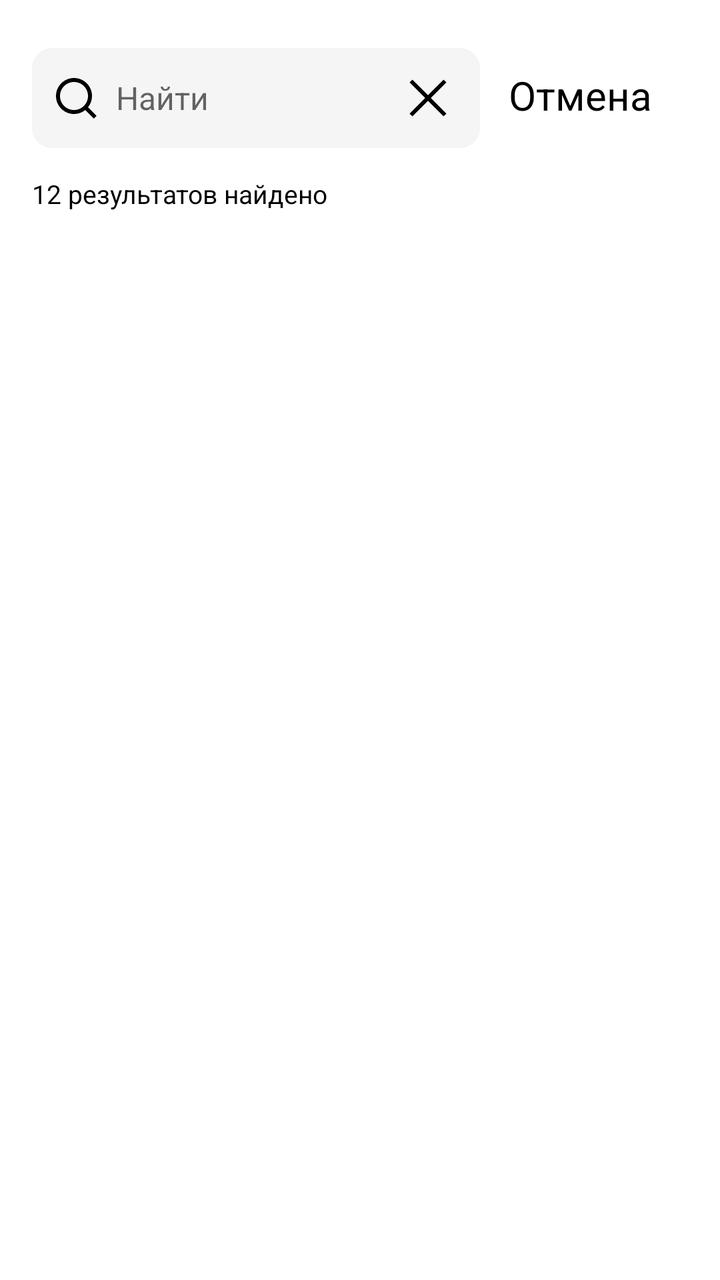
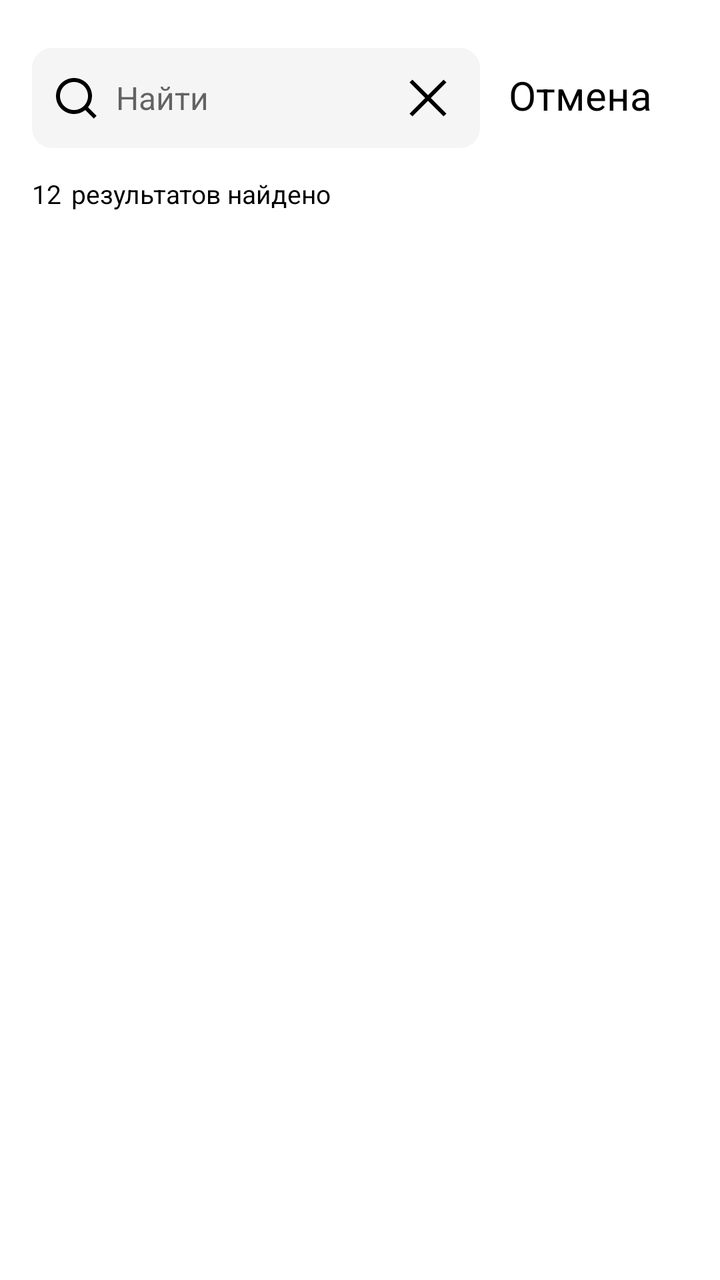

Two renders of the same Android screen: before a commit and after it. Below are the layout's source before the change and the commit's diff.
<!-- AndroidManifest.xml: application theme Theme.GEEKS_PRO_MVD -->
<!-- res/layout/fragment_search.xml -->
<?xml version="1.0" encoding="utf-8"?>
<RelativeLayout xmlns:android="http://schemas.android.com/apk/res/android"
    xmlns:app="http://schemas.android.com/apk/res-auto"
    xmlns:tools="http://schemas.android.com/tools"
    android:layout_width="match_parent"
    android:layout_height="match_parent"
    android:orientation="vertical"
    tools:context=".presentation.ui.fragments.library.search.SearchFragment">

    <EditText
        android:id="@+id/et_search"
        android:layout_width="match_parent"
        android:layout_height="50dp"
        android:layout_marginStart="16dp"
        android:layout_marginTop="24dp"
        android:layout_marginEnd="120dp"
        android:background="@drawable/rounder_search"
        android:drawableStart="@drawable/search_line_sc"
        android:drawablePadding="8dp"
        android:focusable="true"
        android:focusableInTouchMode="true"
        android:freezesText="true"
        android:hint="@string/find"
        android:inputType="text"
        android:marqueeRepeatLimit="marquee_forever"
        android:padding="10dp"
        android:paddingEnd="40dp"
        android:scrollHorizontally="true"
        android:singleLine="true"
        android:textColor="@color/black"
        android:textSize="16sp"
        tools:ignore="RtlSymmetry" />

    <ImageView
        android:id="@+id/delete_clear_btn"
        android:layout_width="32dp"
        android:layout_height="32dp"
        android:layout_alignTop="@id/et_search"
        android:layout_alignEnd="@id/et_search"
        android:layout_alignBottom="@id/et_search"
        android:layout_gravity="end"
        android:layout_marginEnd="10dp"
        android:padding="6dp"
        android:src="@drawable/vector_exit"
        tools:ignore="ContentDescription" />

    <TextView
        android:id="@+id/btn_cross"
        android:layout_width="wrap_content"
        android:layout_height="wrap_content"
        android:layout_alignEnd="@id/et_search"
        android:layout_alignParentEnd="true"
        android:layout_marginTop="34dp"
        android:layout_marginEnd="34dp"
        android:text="@string/cross"
        android:textColor="@color/black"
        android:textSize="20sp" />

    <TextView
        android:layout_width="wrap_content"
        android:layout_height="wrap_content"
        android:layout_marginStart="16dp"
        android:layout_marginTop="88dp"
        android:layout_marginEnd="85dp"
        android:text="@string/_12"
        android:textColor="@color/black"
        android:textSize="13sp" />

    <androidx.recyclerview.widget.RecyclerView
        android:id="@+id/recycler_view"
        android:layout_width="match_parent"
        android:layout_height="match_parent"
        android:layout_marginTop="128dp"
        app:layoutManager="androidx.recyclerview.widget.LinearLayoutManager"
        tools:listitem="@layout/item_abstract" />

</RelativeLayout>
<!-- res/layout/item_abstract.xml (included above) -->
<?xml version="1.0" encoding="utf-8"?>
<androidx.cardview.widget.CardView xmlns:android="http://schemas.android.com/apk/res/android"
    xmlns:app="http://schemas.android.com/apk/res-auto"
    android:layout_width="match_parent"
    android:layout_height="60dp"
    xmlns:tools="http://schemas.android.com/tools"
    android:layout_marginHorizontal="16dp"
    android:layout_marginTop="5dp"
    android:layout_marginBottom="5dp"
    android:elevation="8dp"
    android:focusable="true"
    android:outlineSpotShadowColor="@color/cardview_shadow"
    app:cardBackgroundColor="@color/white"
    app:cardCornerRadius="10dp"
    app:cardElevation="6dp"
    tools:ignore="UnusedAttribute"
    android:foreground="?attr/selectableItemBackground"
    android:clickable="true">

    <LinearLayout
        android:layout_width="wrap_content"
        android:layout_height="wrap_content"
        android:layout_marginTop="8dp"
        android:orientation="vertical">

        <TextView
            android:id="@+id/tv_title"
            android:layout_width="wrap_content"
            android:layout_height="wrap_content"
            android:layout_marginStart="10dp"
            android:layout_marginEnd="10dp"
            android:fontFamily="@font/roboto_bold"
            android:text="@string/rucovodstvo"
            android:textColor="@color/black"
            android:textSize="14sp"
            android:textStyle="bold"/>

        <TextView
            android:id="@+id/tv_description"
            android:layout_width="wrap_content"
            android:layout_height="wrap_content"
            android:layout_marginStart="10dp"
            android:layout_marginEnd="10dp"
            android:layout_marginBottom="8dp"
            android:fontFamily="@font/roboto"
            android:text="@string/search_lorem"
            android:textSize="12sp"
            android:textColor="@color/black"/>

    </LinearLayout>

</androidx.cardview.widget.CardView>
<!-- resources referenced by this layout -->
<resources>
  <color name="black">#FF000000</color>
  <color name="cardview_shadow">#003669</color>
  <color name="white">#FFFFFFFF</color>
  <!-- drawable rounder_search (drawable) -->
  <?xml version="1.0" encoding="utf-8"?>
  <shape xmlns:android="http://schemas.android.com/apk/res/android">
      <corners android:radius="10dp"/>
      <solid android:color="@color/light_gray"/>
  </shape>
  <!-- drawable search_line_sc (drawable) -->
  <vector xmlns:android="http://schemas.android.com/apk/res/android"
      android:width="24dp"
      android:height="24dp"
      android:viewportWidth="24"
      android:viewportHeight="24">
    <path
        android:pathData="M18.031,16.617L22.314,20.899L20.899,22.314L16.617,18.031C15.077,19.263 13.124,20 11,20C6.032,20 2,15.968 2,11C2,6.032 6.032,2 11,2C15.968,2 20,6.032 20,11C20,13.124 19.263,15.077 18.031,16.617ZM16.025,15.875C17.247,14.615 18,12.896 18,11C18,7.133 14.868,4 11,4C7.133,4 4,7.133 4,11C4,14.868 7.133,18 11,18C12.896,18 14.615,17.247 15.875,16.025L16.025,15.875Z"
        android:fillColor="#000000"/>
  </vector>
  <!-- drawable vector_exit (drawable) -->
  <vector xmlns:android="http://schemas.android.com/apk/res/android"
      android:width="20dp"
      android:height="20dp"
      android:viewportWidth="20"
      android:viewportHeight="20">
    <path
        android:pathData="M8.586,10L0.793,2.207L2.207,0.793L10,8.586L17.793,0.793L19.207,2.207L11.414,10L19.207,17.793L17.793,19.207L10,11.414L2.207,19.207L0.793,17.793L8.586,10Z"
        android:fillColor="#000000"/>
  </vector>
  <string name="_12">12 результатов найдено</string>
  <string name="cross">Отмена</string>
  <string name="find">Найти</string>
  <string name="rucovodstvo">Руководство войсковой части 7705</string>
  <string name="search_lorem">Lorem ipsum dolor sit amet aаconsectetur. Lorem ips…</string>
  <style name="Theme.GEEKS_PRO_MVD" parent="Base.Theme.GEEKS_PRO_MVD" />
  <color name="light_gray">#F5F5F5</color>
  <style name="Base.Theme.GEEKS_PRO_MVD" parent="Theme.MaterialComponents.DayNight.NoActionBar">
          <item name="colorPrimary">@color/dark_blue</item>
          <item name="colorPrimaryDark">#FDFDFD</item>
          <item name="colorAccent">@color/gray</item>
          <item name="android:navigationBarColor">@color/dark_blue</item>
          <item name="android:windowBackground">@color/white</item>
      </style>
  <color name="dark_blue">#003669</color>
  <color name="gray">#a4a4a4</color>
</resources>

<!-- the commit's change to res/layout/fragment_search.xml (unified diff, before → after) -->
@@ -56,15 +56,34 @@
         android:textColor="@color/black"
         android:textSize="20sp" />
 
+    <LinearLayout
+        android:layout_width="wrap_content"
+        android:layout_marginTop="88dp"
+        android:layout_marginEnd="85dp"
+        android:layout_marginStart="16dp"
+
+        android:layout_height="wrap_content"
+        android:orientation="horizontal"
+        >
+
+    <TextView
+        android:id="@+id/number2"
+        android:layout_width="wrap_content"
+        android:layout_height="wrap_content"
+        android:text="12"
+        android:textColor="@color/black"
+        android:textSize="13sp" />
+
     <TextView
         android:layout_width="wrap_content"
         android:layout_height="wrap_content"
-        android:layout_marginStart="16dp"
-        android:layout_marginTop="88dp"
-        android:layout_marginEnd="85dp"
+        android:layout_marginStart="5dp"
+
         android:text="@string/_12"
         android:textColor="@color/black"
         android:textSize="13sp" />
+    </LinearLayout>
+
 
     <androidx.recyclerview.widget.RecyclerView
         android:id="@+id/recycler_view"
<!-- resource entries referenced after the edit -->
@@ -29,7 +29,7 @@
         android:pathData="M8.586,10L0.793,2.207L2.207,0.793L10,8.586L17.793,0.793L19.207,2.207L11.414,10L19.207,17.793L17.793,19.207L10,11.414L2.207,19.207L0.793,17.793L8.586,10Z"
         android:fillColor="#000000"/>
   </vector>
-  <string name="_12">12 результатов найдено</string>
+  <string name="_12">результатов найдено</string>
   <string name="cross">Отмена</string>
   <string name="find">Найти</string>
   <string name="rucovodstvo">Руководство войсковой части 7705</string>
